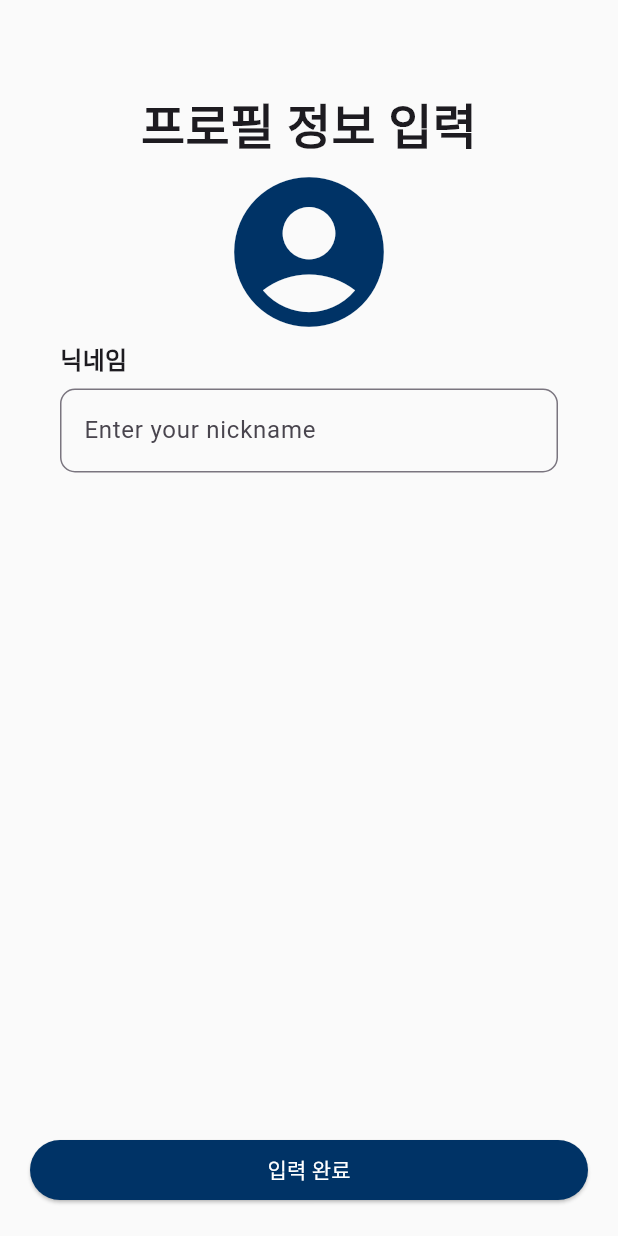
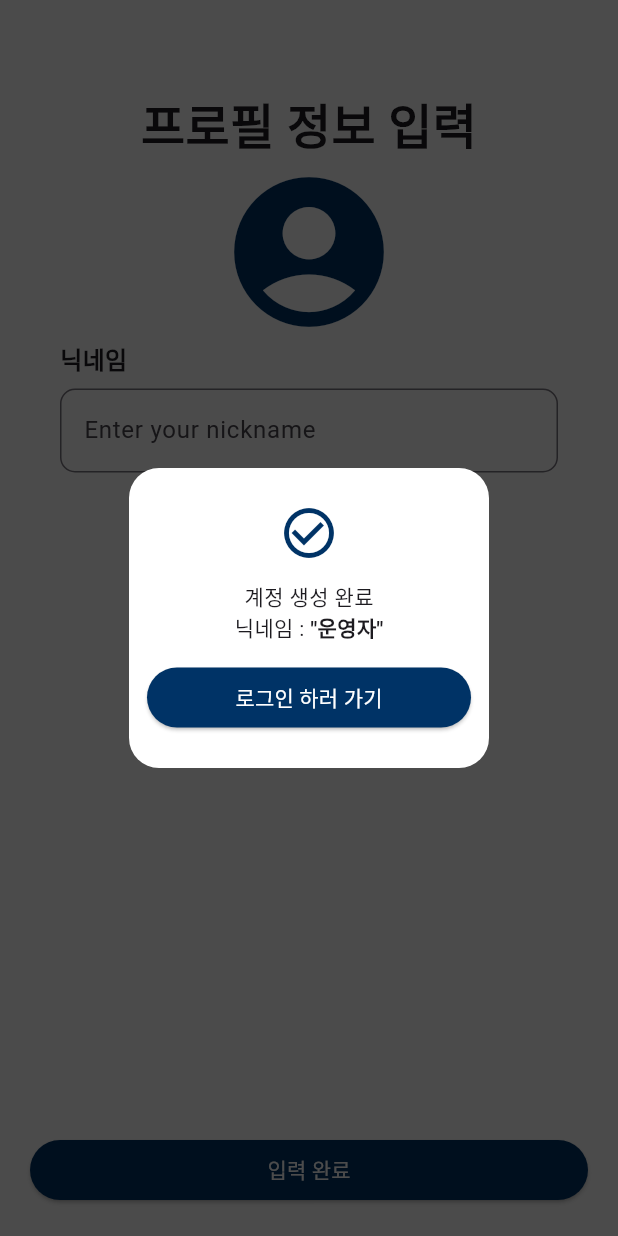
Before and after one commit to ENKH123/MiddleProject_ofcourse_ofcourse, a Flutter app: the RegisterScreen screen opened directly, on a phone screen of 412 x 824 dp. Run offline on Flutter 3.47's test engine with Material 3 defaults, Android fonts, the phone set to English and light mode, and no system bars.

Commit message:
register screen popup complete

```diff
--- a/lib/screens/register_screen.dart
+++ b/lib/screens/register_screen.dart
@@ -8,7 +8,9 @@ class RegisterScreen extends StatelessWidget {
     return Scaffold(
       backgroundColor: Color(0xffFAFAFA),
       body: SafeArea(
-        child: Padding(
+        child: Stack(
+          children: [
+            Padding(
               padding: const EdgeInsets.all(20.0),
               child: Column(
                 mainAxisAlignment: MainAxisAlignment.spaceBetween,
@@ -18,7 +20,10 @@ class RegisterScreen extends StatelessWidget {
                       SizedBox(height: 40),
                       Text(
                         "프로필 정보 입력",
-                    style: TextStyle(fontSize: 32, fontWeight: FontWeight.bold),
+                        style: TextStyle(
+                          fontSize: 32,
+                          fontWeight: FontWeight.bold,
+                        ),
                       ),
                       ProfileImage(),
                       NicknameTextField(),
@@ -26,6 +31,76 @@ class RegisterScreen extends StatelessWidget {
                   ),
                   CompleteButton(),
                 ],
+              ),
+            ),
+            RegisterCompletePopup(nickname: "운영자"),
+          ],
+        ),
+      ),
+    );
+  }
+}
+
+class RegisterCompletePopup extends StatelessWidget {
+  final String nickname;
+  const RegisterCompletePopup({super.key, required this.nickname});
+
+  @override
+  Widget build(BuildContext context) {
+    return Container(
+      color: Colors.black.withOpacity(0.7),
+      child: Center(
+        child: Container(
+          width: 240,
+          height: 200,
+          decoration: BoxDecoration(
+            color: Colors.white,
+            borderRadius: BorderRadius.circular(20),
+          ),
+          child: Padding(
+            padding: const EdgeInsets.all(12.0),
+            child: Column(
+              mainAxisAlignment: MainAxisAlignment.center,
+              spacing: 12,
+              children: [
+                Icon(
+                  Icons.check_circle_outline,
+                  color: Color(0xff003366),
+                  size: 40,
+                ),
+                Column(
+                  children: [
+                    Text("계정 생성 완료"),
+                    Text.rich(
+                      TextSpan(
+                        children: <TextSpan>[
+                          TextSpan(text: "닉네임 : "),
+                          TextSpan(
+                            text: "\"$nickname\"",
+                            style: TextStyle(fontWeight: FontWeight.bold),
+                          ),
+                        ],
+                      ),
+                      maxLines: 1,
+                      overflow: TextOverflow.ellipsis,
+                    ),
+                  ],
+                ),
+                SizedBox(
+                  width: double.maxFinite,
+                  child: ElevatedButton(
+                    style: ElevatedButton.styleFrom(
+                      backgroundColor: Color(0xff003366),
+                    ),
+                    onPressed: () {},
+                    child: Text(
+                      "로그인 하러 가기",
+                      style: TextStyle(color: Colors.white),
+                    ),
+                  ),
+                ),
+              ],
+            ),
           ),
         ),
       ),
```
Also changed, not shown: lib/main.dart (+2 -88 lines). Lines whose indentation alone changed are shown as unchanged.
